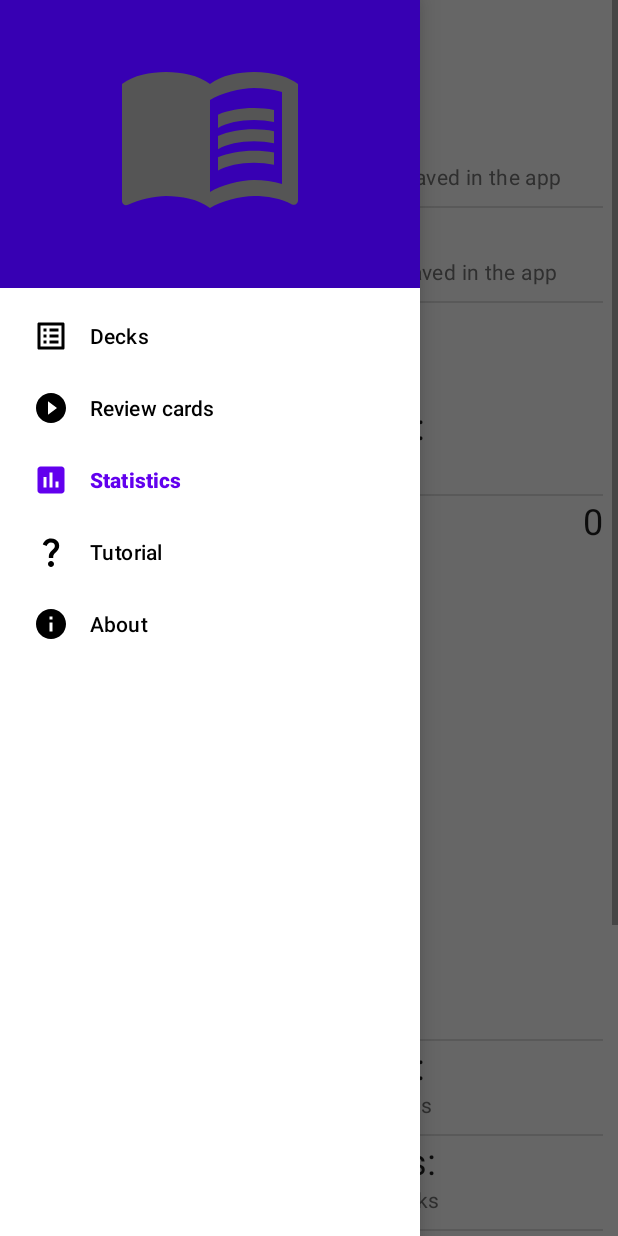
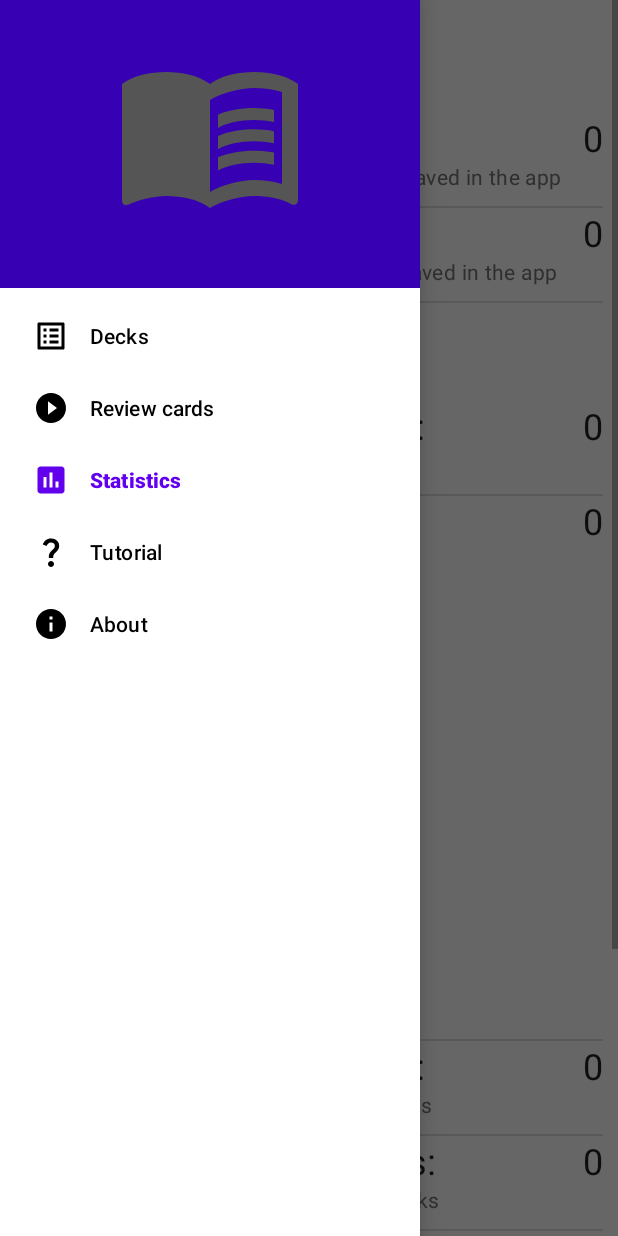
Before and after one commit to jakobve/Cards, an Android app: the StatisticsFragment screen opened through its navigation route, with the side drawer open, on a phone screen of 412 x 824 dp. Run offline under Robolectric (Android 15) with nearby library versions, the phone set to English and light mode, and no system bars; our stand-ins replace Firebase (no records; nobody signed in at launch, a user with empty details on screens opened directly), Room's generated code, Timber, data binding, navigation-ui; libraries missing offline, so code that uses them is left out: com.github.mikephil.charting; plain views replace PieChart; 14 statements that could not run were skipped.

Commit message:
FIX: Bugs in StatisticsFragment fixed

```diff
--- a/app/src/main/java/es/uam/eps/dadm/cards/Card.kt
+++ b/app/src/main/java/es/uam/eps/dadm/cards/Card.kt
@@ -84,6 +84,7 @@ open class Card(
         }
 
         nextPracticeDate = currentDate.plusDays(interval).toString()
+        answered = false
     }
 
     fun isDue(date: LocalDateTime): Boolean {
--- a/app/src/main/java/es/uam/eps/dadm/cards/CardsApplication.kt
+++ b/app/src/main/java/es/uam/eps/dadm/cards/CardsApplication.kt
@@ -83,22 +83,14 @@ class CardsApplication: Application() {
         }
 
         fun getDecksWithCards(context: Context): LiveData<List<DeckWithCards>> {
-            val decksWithCardsLiveData = MutableLiveData<List<DeckWithCards>>()
-
-            executor.execute {
-                val decksWithCards = cardDatabase?.cardDao.getDecksWithCards()
-                decksWithCardsLiveData.postValue(decksWithCards)
-            }
-
             cardDatabase = initializeDatabase(context)
-            return cardDatabase!!.cardDao.getDecksWithCards()
+           return cardDatabase!!.cardDao.getDecksWithCards()
         }
 
         fun getDeckWithCards(context: Context, deckId: Long): LiveData<DeckWithCards> {
             cardDatabase = initializeDatabase(context)
             return cardDatabase!!.cardDao.getDeckWithCards(deckId)
         }
-
 
         fun updateDeck(context: Context, deck: Deck) {
             cardDatabase = initializeDatabase(context)
--- a/app/src/main/java/es/uam/eps/dadm/cards/DeckListFragment.kt
+++ b/app/src/main/java/es/uam/eps/dadm/cards/DeckListFragment.kt
@@ -8,9 +8,7 @@ import android.view.ViewGroup
 import androidx.databinding.DataBindingUtil
 import androidx.lifecycle.ViewModelProvider
 import androidx.navigation.findNavController
-import es.uam.eps.dadm.cards.database.CardDatabase
 import es.uam.eps.dadm.cards.databinding.FragmentDeckListBinding
-import timber.log.Timber
 
 
 class DeckListFragment : Fragment() {
@@ -38,7 +36,7 @@ class DeckListFragment : Fragment() {
         adapter.data = emptyList()
         binding.deckListRecyclerView.adapter = adapter
 
-        deckListViewModel.decks.observe(viewLifecycleOwner) { it ->
+        deckListViewModel.decksWithCards.observe(viewLifecycleOwner) { it ->
             adapter.data = it.map { it.deck }
             adapter.notifyDataSetChanged()
         }
--- a/app/src/main/java/es/uam/eps/dadm/cards/DeckListViewModel.kt
+++ b/app/src/main/java/es/uam/eps/dadm/cards/DeckListViewModel.kt
@@ -7,6 +7,6 @@ import androidx.lifecycle.LiveData
 class DeckListViewModel(application: Application): AndroidViewModel(application) {
     private val context = getApplication<Application>().applicationContext
 
-    val decks: LiveData<List<DeckWithCards>> = CardsApplication.getDecksWithCards(context)
+    val decksWithCards: LiveData<List<DeckWithCards>> = CardsApplication.getDecksWithCards(context)
 
 }
--- a/app/src/main/java/es/uam/eps/dadm/cards/StatisticsFragment.kt
+++ b/app/src/main/java/es/uam/eps/dadm/cards/StatisticsFragment.kt
@@ -8,12 +8,14 @@ import android.view.View
 import android.view.ViewGroup
 import androidx.databinding.DataBindingUtil
 import androidx.lifecycle.ViewModelProvider
+import androidx.lifecycle.lifecycleScope
 import com.github.mikephil.charting.charts.PieChart
 import com.github.mikephil.charting.data.PieData
 import com.github.mikephil.charting.data.PieDataSet
 import com.github.mikephil.charting.data.PieEntry
 import com.google.android.material.snackbar.Snackbar
 import es.uam.eps.dadm.cards.databinding.FragmentStatisticsBinding
+import kotlinx.coroutines.launch
 import timber.log.Timber
 import java.time.LocalDateTime
 
@@ -43,51 +45,53 @@ class StatisticsFragment : Fragment() {
 
         // Create the PieChart
         val pieChart: PieChart = binding.statisticsChart
+        lifecycleScope.launch {
+            viewModel.decksWithCards.observe(viewLifecycleOwner) { it ->
+                decksWithCards = it
+                Timber.i("Initialize statistics fragment")
+                decks = decksWithCards.map { it.deck }
+                cards = decksWithCards.flatMap { it.cards }
 
-
-        viewModel.decksWithCards.observe(viewLifecycleOwner) {
-            decksWithCards = it
-            cards = decksWithCards.flatMap { it.cards }
-            decks = decksWithCards.map { it.deck }
+                Timber.i(decks.size.toString())
 
                 val avgCardQuality = cards.sumOf { it.quality }.div(cards.size)
 
-            binding.generalStatisticsTotalNumberOfDecksNumber.setText(decks.size)
+                binding.generalStatisticsTotalNumberOfDecksNumber.setText(decks.size.toString())
 
-            binding.generalStatisticsTotalNumberOfCardsNumber.setText(cards.size)
+                binding.generalStatisticsTotalNumberOfCardsNumber.setText(cards.size.toString())
 
                 binding.userStatisticsAvgCardQualityNumber.text = avgCardQuality.toString()
 
-            // Difficult cards
-            cards.filter { it.quality == 0 }.size.let {
-                PieEntry(it.toFloat(), 0) }?.let { entries.add(it)
-                }
+                // Good cards
+                val nGoodCards = cards.filter { it.quality == 5 }.size
+                PieEntry(nGoodCards.toFloat(), 0).let { entries.add(it) }
+                binding.userStatisticsGoodCardsNumber.setText(nGoodCards.toString())
 
                 // Doubt cards
-            cards.filter { it.quality == 3 }.size.let {
-                PieEntry(it.toFloat(), 0) }?.let { entries.add(it)
-                }
+                val nDoubtCards = cards.filter { it.quality == 3 }.size
+                PieEntry(nDoubtCards.toFloat(), 0).let { entries.add(it) }
+                binding.userStatisticsDoubtCardsNumber.setText(nDoubtCards.toString())
 
-            // Good cards
-            cards.filter { it.quality == 5 }.size.let {
-                PieEntry(it.toFloat(), 0) }?.let { entries.add(it)
-                }
+                // Difficult cards
+                val nDifficultCards = cards.filter { it.quality == 0 }.size
+                PieEntry(nDifficultCards.toFloat(), 0).let { entries.add(it) }
+                binding.userStatisticsBadCardsNumber.setText(nDifficultCards.toString())
 
                 // Repetitions
-            binding.userStatisticsNumberOfReviewsNumber.setText(cards.count { it.answered })
+                binding.userStatisticsNumberOfReviewsNumber.setText(cards.count { it.answered }.toString())
 
                 // Due this week
                 val nDueCardsWeek = cards?.filter {
                     LocalDateTime.parse(it.nextPracticeDate).isBefore(LocalDateTime.now().plusWeeks(1))
                 }
-            binding.upcomingThisWeekNumber.setText(nDueCardsWeek?.size ?: 0)
+                binding.upcomingThisWeekNumber.setText(nDueCardsWeek?.size.toString() ?: 0.toString())
 
                 // Due more than one week
                 var nDueCardsMoreWeek = cards?.filter {
                     LocalDateTime.parse(it.nextPracticeDate).isAfter(LocalDateTime.now().plusWeeks(1))
                 }
-            binding.upcomingWeeksNumber.setText(nDueCardsMoreWeek?.size ?: 0)
-        }
+                binding.upcomingWeeksNumber.setText(nDueCardsMoreWeek?.size.toString() ?: 0.toString())
+
 
                 //entries.add(PieEntry(viewModel.nDoubtCards.toFloat(), 1))
                 //entries.add(PieEntry(viewModel.nBadCards.toFloat(), 2))
@@ -114,6 +118,10 @@ class StatisticsFragment : Fragment() {
 
                     invalidate()
                 }
+            }
+
+        }
+
         return binding.root
     }
 
@@ -128,11 +136,4 @@ class StatisticsFragment : Fragment() {
         }
     }
 
-    override fun onStart() {
-        Timber.i("On Resume statistics fragment")
-        //viewModel.updateLiveData()
-        super.onStart()
 }
-
-
-}
--- a/app/src/main/res/layout/fragment_statistics.xml
+++ b/app/src/main/res/layout/fragment_statistics.xml
@@ -2,6 +2,7 @@
 <layout
     xmlns:android="http://schemas.android.com/apk/res/android"
     xmlns:tools="http://schemas.android.com/tools">
+
 
     <ScrollView
         android:layout_width="match_parent"
--- a/app/src/main/res/values/strings.xml
+++ b/app/src/main/res/values/strings.xml
@@ -129,10 +129,10 @@
         still have to review this week and the upcoming weeks.
     </string>
     <string name="statistics_upcoming_next_weeks_text">
-        The cards you have to review in the next weeks
+        Cards to review in the next weeks:
     </string>
     <string name="statistics_upcoming_next_week_text">
-        Cards you have to review this week
+        Cards to review this week:
     </string>
 
     <string name="card_details_easiness">%.2f</string>
```
Also changed, not shown: app/src/main/java/es/uam/eps/dadm/cards/StatisticsViewModel.kt (+4 -5 lines). Lines whose indentation alone changed are shown as unchanged.
